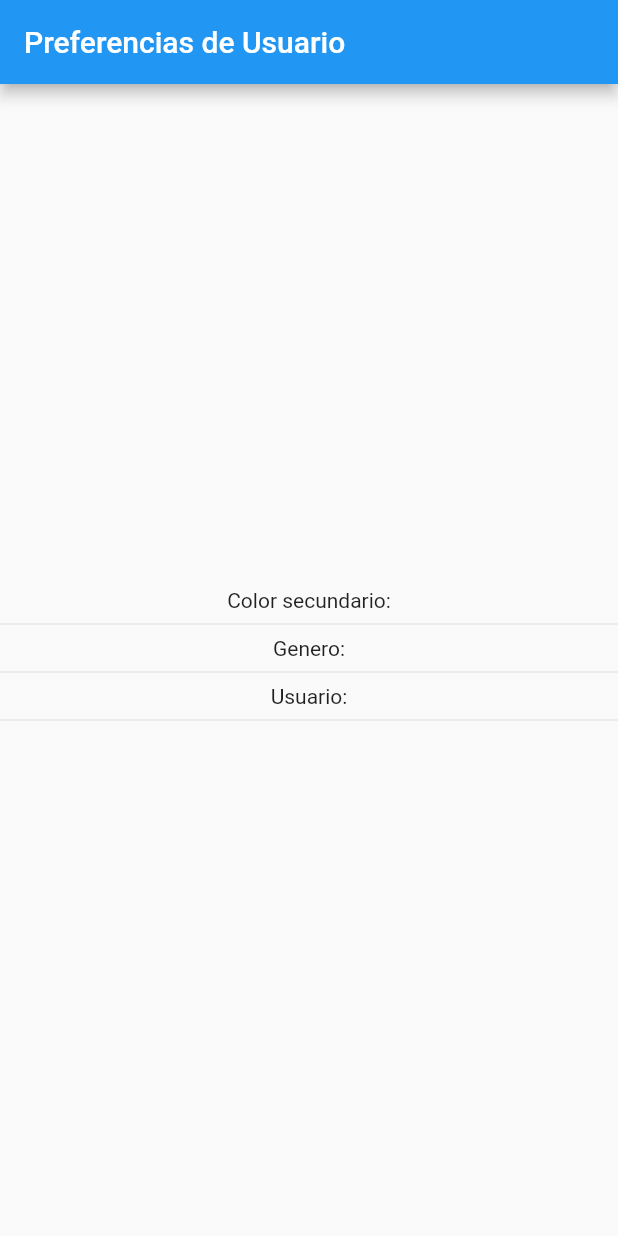
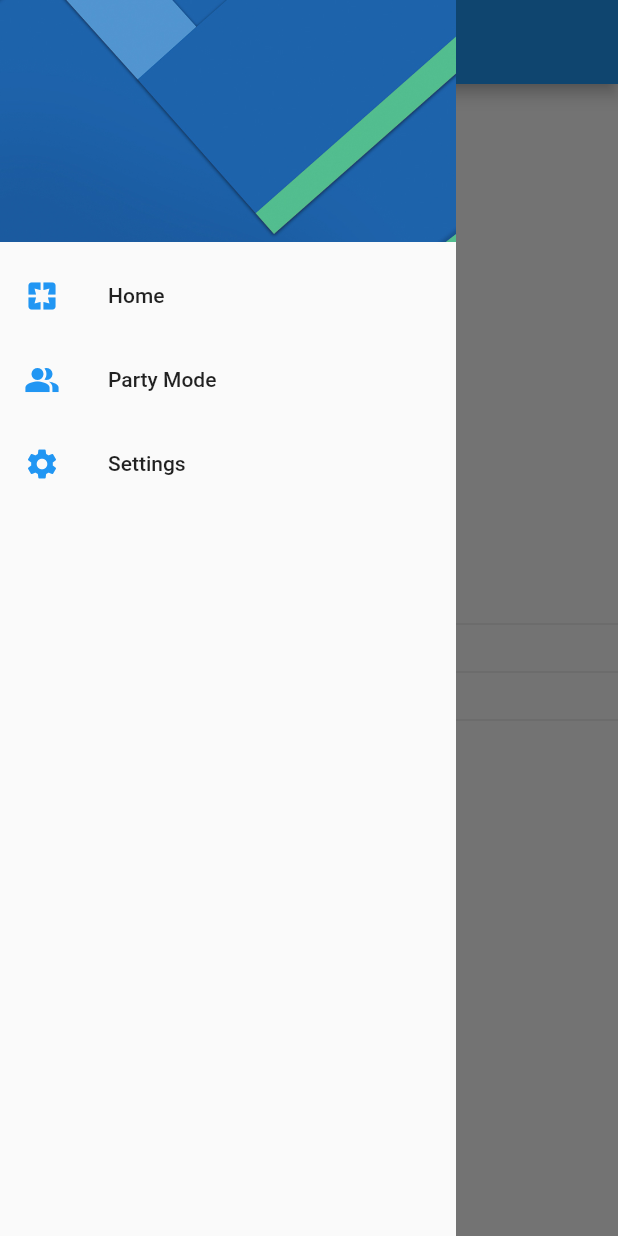
Before and after one commit to luigrocha/userPreferencies, a Flutter app: the screen it shows after launch, with the side drawer open (before the commit the screen has no drawer), on a phone screen of 412 x 824 dp. Run offline on Flutter 3.47's test engine with Material 2 defaults, Android fonts, the phone set to English and light mode, and no system bars.

```diff
--- a/lib/src/pages/home_page.dart
+++ b/lib/src/pages/home_page.dart
@@ -1,4 +1,6 @@
 import 'package:flutter/material.dart';
+
+import 'settings_page.dart';
 
 class HomePage extends StatelessWidget {
   static final String routeName = 'home';
@@ -8,6 +10,7 @@ class HomePage extends StatelessWidget {
       appBar: AppBar(
         title: Text('Preferencias de Usuario'),
       ),
+      drawer: _menu(context),
       body: Column(
         mainAxisAlignment: MainAxisAlignment.center,
         children: [
@@ -21,4 +24,54 @@ class HomePage extends StatelessWidget {
       ),
     );
   }
+
+  Drawer _menu(BuildContext context) {
+    return Drawer(
+      elevation: 0,
+      child: ListView(
+        padding: EdgeInsets.zero,
+        children: [
+          DrawerHeader(
+            child: Container(),
+            decoration: BoxDecoration(
+              image: DecorationImage(
+                image: AssetImage('assets/menu-img.jpg'),
+                fit: BoxFit.cover,
+              ),
+            ),
+          ),
+          ListTile(
+            leading: Icon(
+              Icons.pages,
+              color: Colors.blue,
+            ),
+            title: Text('Home'),
+            onTap: () {
+              Navigator.pushNamed(context, HomePage.routeName);
+            },
+          ),
+          ListTile(
+            leading: Icon(
+              Icons.people_alt,
+              color: Colors.blue,
+            ),
+            title: Text('Party Mode'),
+            onTap: () {},
+          ),
+          ListTile(
+            leading: Icon(
+              Icons.settings,
+              color: Colors.blue,
+            ),
+            title: Text('Settings'),
+            onTap: () {
+              //Navigator.pop(context);
+              //Navigator.pushNamed(context, SettingsPage.routeName);
+              Navigator.pushReplacementNamed(context, SettingsPage.routeName);
+            },
+          ),
+        ],
+      ),
+    );
+  }
 }
--- a/pubspec.yaml
+++ b/pubspec.yaml
@@ -45,8 +45,8 @@ flutter:
   uses-material-design: true
 
   # To add assets to your application, add an assets section, like this:
-  # assets:
-  #   - images/a_dot_burr.jpeg
+  assets:
+     - assets/
   #   - images/a_dot_ham.jpeg
 
   # An image asset can refer to one or more resolution-specific "variants", see
```
Also changed, not shown: assets/menu-img.jpg (added).
